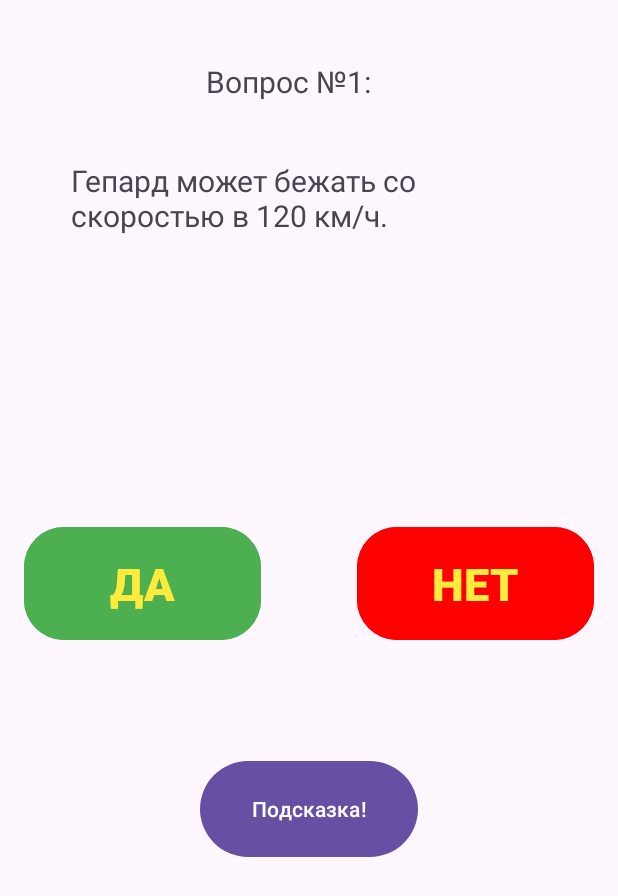
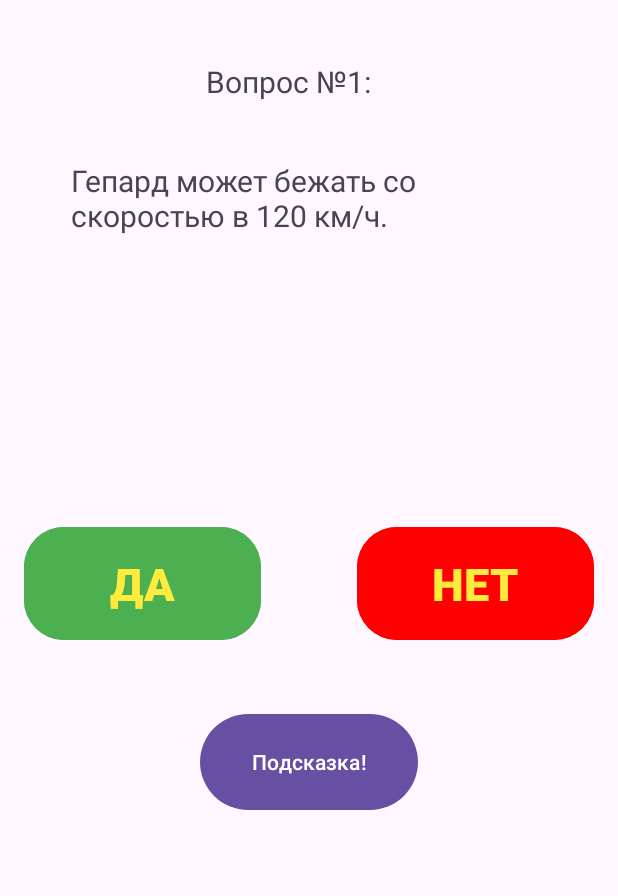
Before and after one commit to Trebulkins/Lab4_Mobile, an Android app: the screen it shows after launch (MainActivity), on a phone screen of 412 x 824 dp. Shown: the top 896 px of the screen. Run offline under Robolectric (Android 15) with nearby library versions, the phone set to English and light mode, and no system bars.

Commit message:
probably final ver.

```diff
--- a/app/src/main/java/com/example/lab4_mobile/MainActivity.kt
+++ b/app/src/main/java/com/example/lab4_mobile/MainActivity.kt
@@ -12,12 +12,10 @@ import androidx.core.view.WindowInsetsCompat
 
 class MainActivity : AppCompatActivity() {
 
-    private var icount = ""
-    private var scorecount = ""
-    private var hintclick = ""
+    private var askHint: Boolean = false
+    private var choiceIsMade: Boolean = false
     private var i: Int = 0
     private var score: Int = 0
-    private var hintIsClicked: Boolean = false;
 
     override fun onCreate(savedInstanceState: Bundle?) {
         super.onCreate(savedInstanceState)
@@ -28,6 +26,7 @@ class MainActivity : AppCompatActivity() {
             v.setPadding(systemBars.left, systemBars.top, systemBars.right, systemBars.bottom)
             insets
         }
+
         val hints = listOf(
             "Гепард бегает со скоростью Scripps-Booth Bi-Autog 1912 года.",
             "Плотность населения в Красноярске - 2765 чел/км2.",
@@ -75,7 +74,10 @@ class MainActivity : AppCompatActivity() {
         val restart = findViewById<TextView>(R.id.RESTARTbutton)
         val resultscr = findViewById<TextView>(R.id.ResultScreen)
 
+        hint.visibility = View.VISIBLE
         hinttext.visibility = View.INVISIBLE
+        yesb.visibility = View.VISIBLE
+        nob.visibility = View.VISIBLE
         nextb.visibility = View.INVISIBLE
         restart.visibility = View.INVISIBLE
         resultscr.visibility = View.INVISIBLE
@@ -83,49 +85,68 @@ class MainActivity : AppCompatActivity() {
         queN.text = "Вопрос №${i + 1}:"
 
         if (savedInstanceState != null) {
-            i = savedInstanceState.getInt(icount, 0);
-            score = savedInstanceState.getInt(scorecount, 0);
-            hintIsClicked = savedInstanceState.getBoolean(hintclick, false);
-            if (hintIsClicked) {
+            i = savedInstanceState.getInt("i_key", 0);
+            que.text = questions[i]
+            queN.text = "Вопрос №${i + 1}:"
+            score = savedInstanceState.getInt("scorecount", 0);
+
+            choiceIsMade = savedInstanceState.getBoolean("key_choice", false);
+            if (choiceIsMade){
+                yesb.visibility = View.INVISIBLE
+                nob.visibility = View.INVISIBLE
+                nextb.visibility = View.VISIBLE
+                hint.visibility = View.INVISIBLE
+            }
+            else{
+                yesb.visibility = View.VISIBLE
+                nob.visibility = View.VISIBLE
+                nextb.visibility = View.INVISIBLE
+                hint.visibility = View.VISIBLE
+            }
+
+            askHint = savedInstanceState.getBoolean("key_hint", false);
+            if (askHint) {
+                hinttext.text = hints[i]
                 hinttext.visibility = View.VISIBLE
-                hinttext.text = hints[i]
             }
             else hinttext.visibility = View.INVISIBLE
-            que.text = questions[i];
-            queN.text = "Вопрос №${i + 1}:"
         }
 
         yesb.setOnClickListener {
             if (answers[i]){
                 score++
             }
-            nextb.visibility = View.VISIBLE
+            askHint = false
+            choiceIsMade = true
             yesb.visibility = View.INVISIBLE
             nob.visibility = View.INVISIBLE
             hint.visibility = View.INVISIBLE
             hinttext.visibility = View.INVISIBLE
+            nextb.visibility = View.VISIBLE
         }
 
         nob.setOnClickListener {
             if (!answers[i]){
                 score++
             }
-            nextb.visibility = View.VISIBLE
+            askHint = false
+            choiceIsMade = true
             yesb.visibility = View.INVISIBLE
             nob.visibility = View.INVISIBLE
             hint.visibility = View.INVISIBLE
             hinttext.visibility = View.INVISIBLE
+            nextb.visibility = View.VISIBLE
         }
 
         hint.setOnClickListener{
+            hinttext.text = hints[i]
             hinttext.visibility = View.VISIBLE
-            hinttext.text = hints[i]
-            hintIsClicked = true
+            askHint = true
         }
 
         nextb.setOnClickListener {
             i++
-            hintIsClicked = false
+            choiceIsMade = false
             nextb.visibility = View.INVISIBLE
             if (i < questions.size) {
                 hint.visibility = View.VISIBLE
@@ -140,11 +161,11 @@ class MainActivity : AppCompatActivity() {
                 nob.visibility = View.INVISIBLE
                 que.visibility = View.INVISIBLE
                 queN.visibility = View.INVISIBLE
+                hinttext.visibility = View.INVISIBLE
+                hint.visibility = View.INVISIBLE
                 restart.visibility = View.VISIBLE
                 resultscr.text = "РЕЗУЛЬТАТ: ${score}/${questions.size}"
                 resultscr.visibility = View.VISIBLE
-                hinttext.visibility = View.INVISIBLE
-                hint.visibility = View.INVISIBLE
             }
         }
 
@@ -161,13 +182,13 @@ class MainActivity : AppCompatActivity() {
             restart.visibility = View.INVISIBLE
             resultscr.visibility = View.INVISIBLE
         }
-
     }
 
     override fun onSaveInstanceState(outState: Bundle) {
         super.onSaveInstanceState(outState)
-        outState.putInt(icount, i)
-        outState.putInt(scorecount, score)
-        outState.putBoolean(hintclick, hintIsClicked)
+        outState.putInt("i_key", i)
+        outState.putInt("scorecount", i)
+        outState.putBoolean("key_choice", choiceIsMade)
+        outState.putBoolean("key_hint", askHint)
     }
 }
--- a/app/src/main/res/layout-land/activity_main.xml
+++ /dev/null
@@ -1,143 +0,0 @@
-<?xml version="1.0" encoding="utf-8"?>
-<LinearLayout xmlns:android="http://schemas.android.com/apk/res/android"
-    xmlns:app="http://schemas.android.com/apk/res-auto"
-    xmlns:tools="http://schemas.android.com/tools"
-    android:orientation="vertical"
-    android:layout_width="match_parent"
-    android:layout_height="match_parent">
-
-    <androidx.constraintlayout.widget.ConstraintLayout
-        android:id="@+id/main"
-        android:layout_width="match_parent"
-        android:layout_height="match_parent"
-        tools:context=".MainActivity">
-
-        <TextView
-            android:id="@+id/TextNum"
-            android:layout_width="137dp"
-            android:layout_height="26dp"
-            android:text="-"
-            android:textSize="20sp"
-            app:layout_constraintBottom_toTopOf="@+id/Question"
-            app:layout_constraintEnd_toEndOf="parent"
-            app:layout_constraintStart_toStartOf="parent"
-            app:layout_constraintTop_toTopOf="parent" />
-
-        <TextView
-            android:id="@+id/Question"
-            android:layout_width="318dp"
-            android:layout_height="101dp"
-            android:text="-"
-            android:textSize="20sp"
-            app:layout_constraintBottom_toBottomOf="parent"
-            app:layout_constraintEnd_toEndOf="parent"
-            app:layout_constraintStart_toStartOf="parent"
-            app:layout_constraintTop_toTopOf="parent"
-            app:layout_constraintVertical_bias="0.148" />
-
-        <TextView
-            android:id="@+id/ResultScreen"
-            android:layout_width="359dp"
-            android:layout_height="86dp"
-            android:text="-"
-            android:textSize="40sp"
-            app:layout_constraintBottom_toBottomOf="parent"
-            app:layout_constraintEnd_toEndOf="parent"
-            app:layout_constraintStart_toStartOf="parent"
-            app:layout_constraintTop_toTopOf="parent"
-            app:layout_constraintVertical_bias="0.141" />
-
-        <Button
-            android:id="@+id/YESbutton"
-            android:layout_width="218dp"
-            android:layout_height="87dp"
-            android:backgroundTint="#4CAF50"
-            android:onClick="sayYES"
-            android:text="ДА"
-            android:textAlignment="center"
-            android:textAllCaps="false"
-            android:textColor="#FFEB3B"
-            android:textSize="30sp"
-            android:textStyle="bold"
-            app:cornerRadius="40px"
-            app:layout_constraintBottom_toBottomOf="parent"
-            app:layout_constraintEnd_toEndOf="parent"
-            app:layout_constraintHorizontal_bias="0.062"
-            app:layout_constraintStart_toStartOf="parent"
-            app:layout_constraintTop_toTopOf="parent"
-            app:layout_constraintVertical_bias="0.469" />
-
-        <Button
-            android:id="@+id/NObutton"
-            android:layout_width="217dp"
-            android:layout_height="79dp"
-            android:backgroundTint="#FF0000"
-            android:text="НЕТ"
-            android:textAlignment="center"
-            android:textAllCaps="false"
-            android:textColor="#FFEB3B"
-            android:textSize="30sp"
-            android:textStyle="bold"
-            app:cornerRadius="40px"
-            app:layout_constraintBottom_toBottomOf="parent"
-            app:layout_constraintEnd_toEndOf="parent"
-            app:layout_constraintHorizontal_bias="0.936"
-            app:layout_constraintStart_toStartOf="parent"
-            app:layout_constraintTop_toTopOf="parent"
-            app:layout_constraintVertical_bias="0.469" />
-
-        <Button
-            android:id="@+id/NEXTbutton"
-            android:layout_width="378dp"
-            android:layout_height="84dp"
-            android:backgroundTint="#9C27B0"
-            android:text="ДАЛЬШЕ"
-            android:textSize="34sp"
-            android:textStyle="bold"
-            app:layout_constraintBottom_toBottomOf="parent"
-            app:layout_constraintEnd_toEndOf="parent"
-            app:layout_constraintHorizontal_bias="0.484"
-            app:layout_constraintStart_toStartOf="parent"
-            app:layout_constraintTop_toTopOf="parent"
-            app:layout_constraintVertical_bias="0.498" />
-
-        <Button
-            android:id="@+id/RESTARTbutton"
-            android:layout_width="378dp"
-            android:layout_height="84dp"
-            android:backgroundTint="#9C27B0"
-            android:text="ЗАНОВО"
-            android:textSize="34sp"
-            android:textStyle="bold"
-            app:layout_constraintBottom_toBottomOf="parent"
-            app:layout_constraintEnd_toEndOf="parent"
-            app:layout_constraintHorizontal_bias="0.484"
-            app:layout_constraintStart_toStartOf="parent"
-            app:layout_constraintTop_toTopOf="parent"
-            app:layout_constraintVertical_bias="0.468" />
-
-        <Button
-            android:id="@+id/HintBut1"
-            android:layout_width="145dp"
-            android:layout_height="72dp"
-            android:text="Подсказка!"
-            app:layout_constraintBottom_toBottomOf="parent"
-            app:layout_constraintEnd_toEndOf="parent"
-            app:layout_constraintHorizontal_bias="0.233"
-            app:layout_constraintStart_toStartOf="parent"
-            app:layout_constraintTop_toTopOf="parent"
-            app:layout_constraintVertical_bias="0.811" />
-
-        <TextView
-            android:id="@+id/HintViev"
-            android:layout_width="237dp"
-            android:layout_height="84dp"
-            android:layout_marginEnd="132dp"
-            android:layout_marginBottom="36dp"
-            android:text="-"
-            app:layout_constraintBottom_toBottomOf="parent"
-            app:layout_constraintEnd_toEndOf="parent" />
-
-    </androidx.constraintlayout.widget.ConstraintLayout>
-
-</LinearLayout>
--- a/app/src/main/res/layout/activity_main.xml
+++ b/app/src/main/res/layout/activity_main.xml
@@ -121,16 +121,17 @@
         app:layout_constraintEnd_toEndOf="parent"
         app:layout_constraintStart_toStartOf="parent"
         app:layout_constraintTop_toTopOf="parent"
-        app:layout_constraintVertical_bias="0.669" />
+        app:layout_constraintVertical_bias="0.628" />
 
     <TextView
         android:id="@+id/HintViev"
         android:layout_width="237dp"
         android:layout_height="84dp"
-        android:layout_marginEnd="84dp"
-        android:layout_marginBottom="92dp"
         android:text="-"
         app:layout_constraintBottom_toBottomOf="parent"
-        app:layout_constraintEnd_toEndOf="parent" />
+        app:layout_constraintEnd_toEndOf="parent"
+        app:layout_constraintStart_toStartOf="parent"
+        app:layout_constraintTop_toBottomOf="@+id/HintBut1"
+        app:layout_constraintVertical_bias="0.596" />
 
 </androidx.constraintlayout.widget.ConstraintLayout>
```
